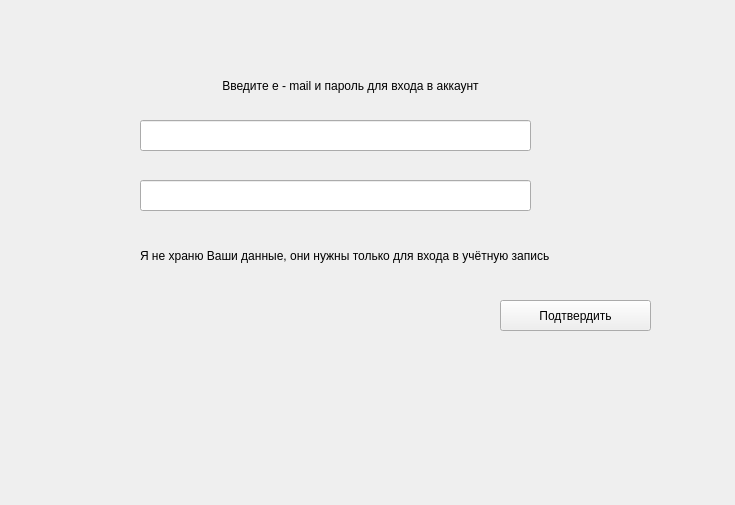
The window that registrate.ui (moiz303/google_downloader) describes before a commit, drawn with Qt 5.
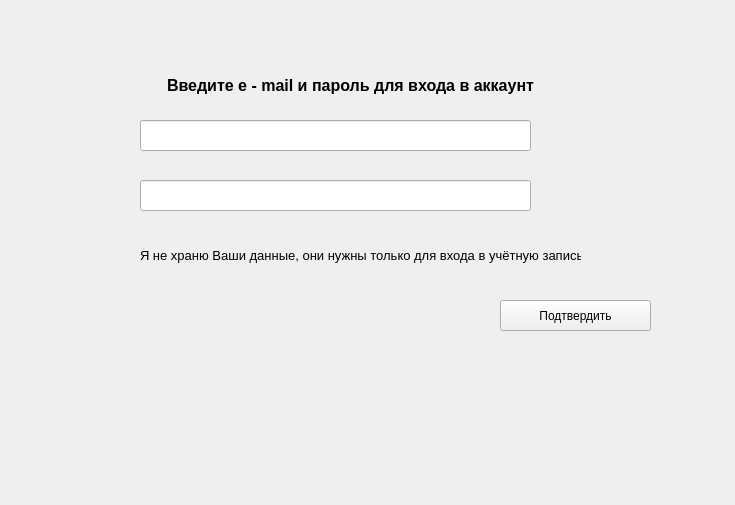
The same window after the commit.

```diff
--- a/registrate.ui
+++ b/registrate.ui
@@ -22,6 +22,13 @@
      <height>31</height>
     </rect>
    </property>
+   <property name="font">
+    <font>
+     <pointsize>12</pointsize>
+     <weight>75</weight>
+     <bold>true</bold>
+    </font>
+   </property>
    <property name="text">
     <string>Введите e - mail и пароль для входа в аккаунт</string>
    </property>
@@ -79,10 +86,16 @@
     <rect>
      <x>140</x>
      <y>240</y>
-     <width>431</width>
+     <width>441</width>
      <height>31</height>
     </rect>
    </property>
+   <property name="font">
+    <font>
+     <pointsize>10</pointsize>
+     <italic>false</italic>
+    </font>
+   </property>
    <property name="text">
     <string>Я не храню Ваши данные, они нужны только для входа в учётную запись</string>
    </property>
```
